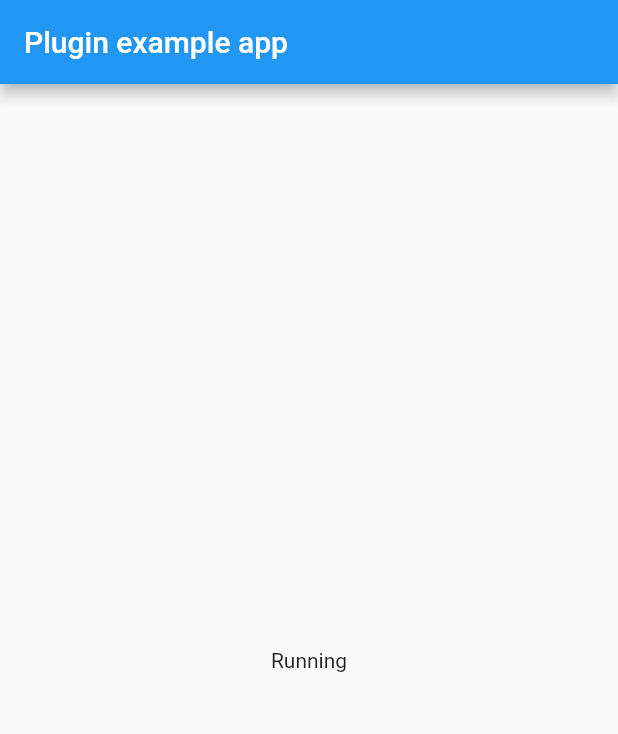
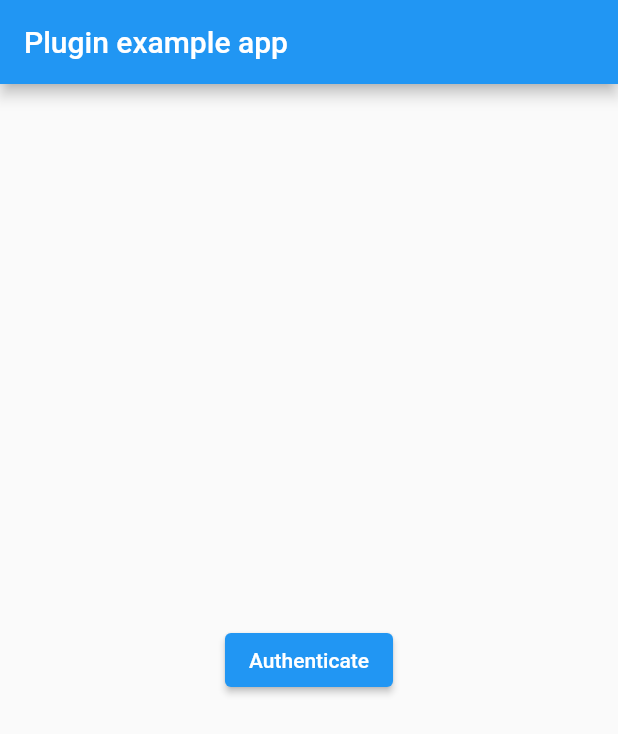
Before and after one commit to barksh/Bark-Client-Authentication-Flutter, a Flutter app: the screen it shows after launch, on a phone screen of 412 x 824 dp. Shown: the top 734 px of the screen. Run offline on Flutter 3.47's test engine with Material 2 defaults, Android fonts, the phone set to English and light mode, and no system bars; missing offline and left inert: flutter_web_auth_2, logo.

Commit message:
add webauth

```diff
--- a/example/lib/main.dart
+++ b/example/lib/main.dart
@@ -1,3 +1,4 @@
+import 'package:bark_authentication/bark_authentication.dart';
 import 'package:flutter/material.dart';
 
 void main() {
@@ -19,8 +20,13 @@ class _MyAppState extends State<MyApp> {
         appBar: AppBar(
           title: const Text('Plugin example app'),
         ),
-        body: const Center(
-          child: Text('Running'),
+        body: Center(
+          child: ElevatedButton(
+            child: const Text("Authenticate"),
+            onPressed: () {
+              startWebAuth();
+            },
+          ),
         ),
       ),
     );
--- a/lib/bark_authentication.dart
+++ b/lib/bark_authentication.dart
@@ -1 +1,2 @@
 export "src/sign_in/sign_in.dart";
+export "src/sign_in/web_auth.dart";
--- a/lib/src/sign_in/web_auth.dart
+++ b/lib/src/sign_in/web_auth.dart
@@ -0,0 +1,8 @@
+import 'package:flutter_web_auth_2/flutter_web_auth_2.dart';
+
+void startWebAuth() async {
+  await FlutterWebAuth2.authenticate(
+    url: "https://auth.bark.sh",
+    callbackUrlScheme: "my-custom-app",
+  );
+}
```
